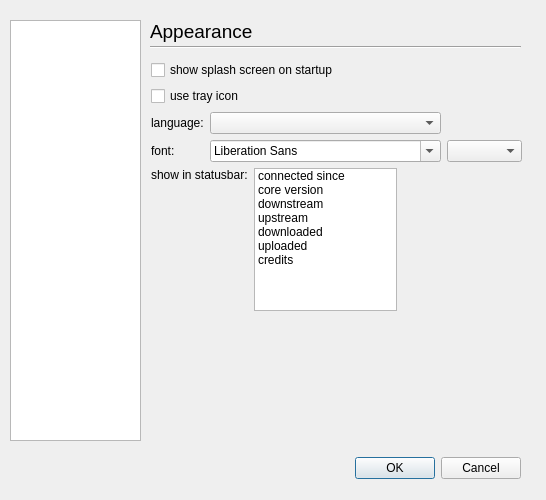
Qt form juicer/src/qajoptionsdialogbase.ui (applejuicenetz/gui-juicer) before a commit.
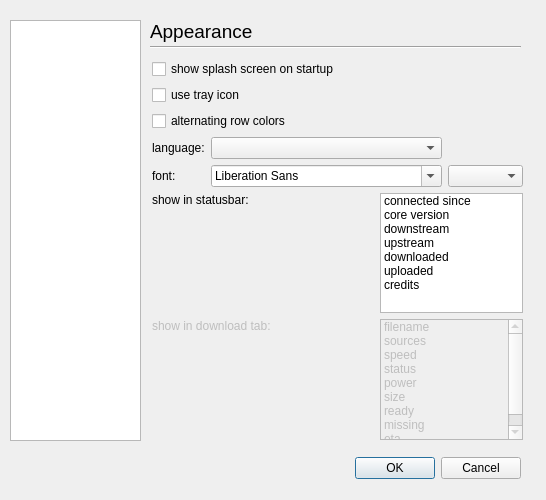
The same form after that commit. The open tabs and pages were chosen to show the change.

Patch:
```diff
--- a/juicer/src/qajoptionsdialogbase.ui
+++ b/juicer/src/qajoptionsdialogbase.ui
@@ -585,28 +585,13 @@
     <widget class="QWidget" name="layoutWidget" >
      <property name="geometry" >
       <rect>
-       <x>11</x>
-       <y>51</y>
+       <x>12</x>
+       <y>50</y>
        <width>371</width>
-       <height>251</height>
+       <height>381</height>
       </rect>
      </property>
      <layout class="QVBoxLayout" >
-      <property name="spacing" >
-       <number>6</number>
-      </property>
-      <property name="leftMargin" >
-       <number>0</number>
-      </property>
-      <property name="topMargin" >
-       <number>0</number>
-      </property>
-      <property name="rightMargin" >
-       <number>0</number>
-      </property>
-      <property name="bottomMargin" >
-       <number>0</number>
-      </property>
       <item>
        <widget class="QCheckBox" name="showSplash" >
         <property name="text" >
@@ -621,6 +606,13 @@
         </property>
        </widget>
       </item>
+      <item>
+       <widget class="QCheckBox" name="altRowsCheckBox" >
+        <property name="text" >
+         <string>alternating row colors</string>
+        </property>
+       </widget>
+      </item>
       <item>
        <layout class="QGridLayout" >
         <property name="leftMargin" >
@@ -712,24 +704,15 @@
        </layout>
       </item>
       <item>
-       <layout class="QHBoxLayout" >
-        <property name="spacing" >
-         <number>6</number>
-        </property>
-        <property name="leftMargin" >
-         <number>0</number>
-        </property>
-        <property name="topMargin" >
-         <number>0</number>
-        </property>
-        <property name="rightMargin" >
-         <number>0</number>
-        </property>
-        <property name="bottomMargin" >
-         <number>0</number>
-        </property>
-        <item>
+       <layout class="QGridLayout" >
+        <item row="0" column="0" >
          <widget class="QLabel" name="label_31" >
+          <property name="sizePolicy" >
+           <sizepolicy vsizetype="Preferred" hsizetype="Preferred" >
+            <horstretch>20</horstretch>
+            <verstretch>0</verstretch>
+           </sizepolicy>
+          </property>
           <property name="text" >
            <string>show in statusbar:</string>
           </property>
@@ -738,7 +721,7 @@
           </property>
          </widget>
         </item>
-        <item>
+        <item row="0" column="1" >
          <widget class="QListWidget" name="statusbarList" >
           <property name="sizePolicy" >
            <sizepolicy vsizetype="Fixed" hsizetype="Preferred" >
@@ -798,18 +781,97 @@
           </item>
          </widget>
         </item>
-        <item>
-         <spacer>
-          <property name="orientation" >
-           <enum>Qt::Horizontal</enum>
+        <item row="1" column="0" >
+         <widget class="QLabel" name="label_33" >
+          <property name="enabled" >
+           <bool>false</bool>
           </property>
-          <property name="sizeHint" >
+          <property name="sizePolicy" >
+           <sizepolicy vsizetype="Preferred" hsizetype="Preferred" >
+            <horstretch>20</horstretch>
+            <verstretch>0</verstretch>
+           </sizepolicy>
+          </property>
+          <property name="text" >
+           <string>show in download tab:</string>
+          </property>
+          <property name="alignment" >
+           <set>Qt::AlignLeading|Qt::AlignLeft|Qt::AlignTop</set>
+          </property>
+         </widget>
+        </item>
+        <item row="1" column="1" >
+         <widget class="QListWidget" name="downloadTabList" >
+          <property name="enabled" >
+           <bool>false</bool>
+          </property>
+          <property name="sizePolicy" >
+           <sizepolicy vsizetype="Fixed" hsizetype="Preferred" >
+            <horstretch>0</horstretch>
+            <verstretch>0</verstretch>
+           </sizepolicy>
+          </property>
+          <property name="minimumSize" >
            <size>
-            <width>51</width>
-            <height>20</height>
+            <width>143</width>
+            <height>100</height>
            </size>
           </property>
-         </spacer>
+          <property name="maximumSize" >
+           <size>
+            <width>143</width>
+            <height>180</height>
+           </size>
+          </property>
+          <property name="selectionMode" >
+           <enum>QAbstractItemView::MultiSelection</enum>
+          </property>
+          <item>
+           <property name="text" >
+            <string>filename</string>
+           </property>
+          </item>
+          <item>
+           <property name="text" >
+            <string>sources</string>
+           </property>
+          </item>
+          <item>
+           <property name="text" >
+            <string>speed</string>
+           </property>
+          </item>
+          <item>
+           <property name="text" >
+            <string>status</string>
+           </property>
+          </item>
+          <item>
+           <property name="text" >
+            <string>power</string>
+           </property>
+          </item>
+          <item>
+           <property name="text" >
+            <string>size</string>
+           </property>
+          </item>
+          <item>
+           <property name="text" >
+            <string>ready</string>
+           </property>
+          </item>
+          <item>
+           <property name="text" >
+            <string>missing</string>
+           </property>
+          </item>
+          <item>
+           <property name="text" >
+            <string>eta</string>
+           </property>
+          </item>
+         </widget>
         </item>
        </layout>
       </item>
```
